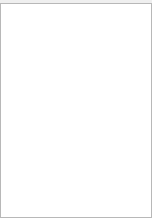
gyrovorbis/elysian-shadows, file ESToolkit/ESToolkit/form/estk/tk_asset_dock_widget.ui: the form before one commit.
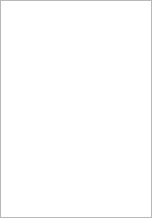
The form after the commit. Custom widgets are drawn as their Qt base class.

Commit message: In the middle of dereesting assetView.

What changed in the file:
```diff
--- a/ESToolkit/ESToolkit/form/estk/tk_asset_dock_widget.ui
+++ b/ESToolkit/ESToolkit/form/estk/tk_asset_dock_widget.ui
@@ -31,7 +31,7 @@
      <number>0</number>
     </property>
     <property name="topMargin">
-     <number>3</number>
+     <number>0</number>
     </property>
     <property name="rightMargin">
      <number>0</number>
@@ -40,42 +40,20 @@
      <number>0</number>
     </property>
     <item>
-     <widget class="AssetTreeWidget" name="_assetTreeWidget">
-      <property name="sizePolicy">
-       <sizepolicy hsizetype="Preferred" vsizetype="Preferred">
-        <horstretch>0</horstretch>
-        <verstretch>0</verstretch>
-       </sizepolicy>
-      </property>
-      <property name="styleSheet">
-       <string notr="true">AssetTreeWidget {
-selection-background-color: rgb(225, 202, 251);
-selection-color: rgb(0,0,0);
-}</string>
+     <widget class="QTreeView" name="treeView">
+      <property name="font">
+       <font>
+        <pointsize>10</pointsize>
+       </font>
       </property>
       <property name="alternatingRowColors">
        <bool>true</bool>
       </property>
-      <attribute name="headerVisible">
-       <bool>false</bool>
-      </attribute>
-      <column>
-       <property name="text">
-        <string notr="true">1</string>
-       </property>
-      </column>
      </widget>
     </item>
    </layout>
   </widget>
  </widget>
- <customwidgets>
-  <customwidget>
-   <class>AssetTreeWidget</class>
-   <extends>QTreeWidget</extends>
-   <header>tk_asset_tree_widget.h</header>
-  </customwidget>
- </customwidgets>
  <resources/>
  <connections/>
 </ui>
```
The commit also changes 9 other files.
